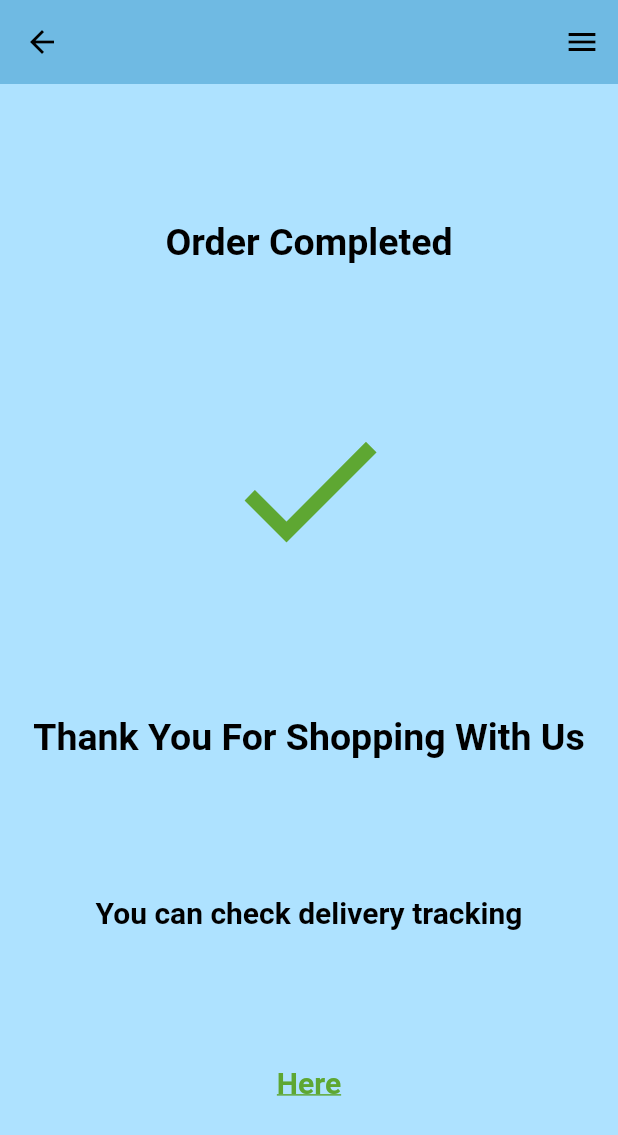
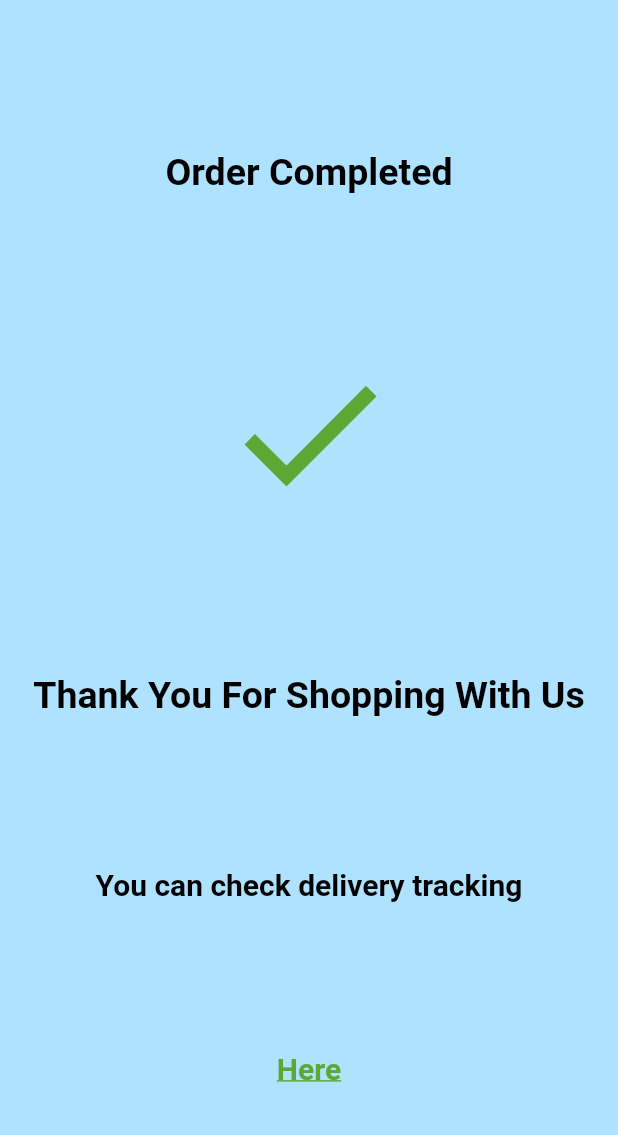
Before and after one commit to alisa-uthi/flutter-getya, a Flutter app: the SucessScreen screen opened directly, on a phone screen of 412 x 824 dp. Shown: the top 1135 px of the screen. Run offline on Flutter 3.47's test engine with Material 2 defaults, Android fonts, the phone set to English and light mode, and no system bars; our stand-ins replace flutter_datetime_picker, google_fonts.

```diff
--- a/lib/models/order.dart
+++ b/lib/models/order.dart
@@ -35,6 +35,8 @@ class Order {
   }
 
   static void submitOrder() {
+    tempProductsInOrder.clear();
+    currentOrder = Order();
     print("submit order and store in database");
   }
 }
--- a/lib/screens/confirmOrder/components/cost_section.dart
+++ b/lib/screens/confirmOrder/components/cost_section.dart
@@ -1,6 +1,7 @@
+import 'package:flutter/gestures.dart';
 import 'package:flutter/material.dart';
+import 'package:getya/constants.dart';
 import 'package:getya/models/order.dart';
-import 'package:getya/widgets/thick_divider.dart';
 import 'package:getya/widgets/title_with_price.dart';
 
 class CostSection extends StatelessWidget {
@@ -12,7 +13,7 @@ class CostSection extends StatelessWidget {
         TitleWithPrice(title: "Delivery Fee", price: 30),
         SizedBox(height: 10),
         TitleWithPrice(title: "Total Cost", price: currentOrder.totalPrice),
-        ThickDivider(),
+        SizedBox(height: kDefaultPadding),
       ],
     );
   }
--- a/lib/screens/confirmOrder/confirm_order_screen.dart
+++ b/lib/screens/confirmOrder/confirm_order_screen.dart
@@ -32,12 +32,10 @@ class ConfirmOrderScreen extends StatelessWidget {
             SectionTitle(title: "Order Summary"),
             OrderSummary(),
             ThickDivider(),
-            SizedBox(height: 10),
             DestinationSection(),
             ThickDivider(),
             SizedBox(height: 10),
             CostSection(),
-            Spacer(),
             CustomBtn(
               text: "Confirm",
               textColor: Colors.white,
--- a/lib/screens/destinationAddress/components/total_cost_section.dart
+++ b/lib/screens/destinationAddress/components/total_cost_section.dart
@@ -1,7 +1,6 @@
 import 'package:flutter/material.dart';
 import 'package:getya/models/order.dart';
 import 'package:getya/screens/confirmOrder/confirm_order_screen.dart';
-import 'package:getya/widgets/custom_btn.dart';
 import 'package:getya/widgets/custom_small_btn.dart';
 
 import '../../../constants.dart';
--- a/lib/screens/destinationAddress/destination_screen.dart
+++ b/lib/screens/destinationAddress/destination_screen.dart
@@ -1,6 +1,5 @@
 import 'package:flutter/material.dart';
 import 'package:getya/screens/destinationAddress/components/destination_map.dart';
-import 'package:getya/widgets/custom_drawer.dart';
 
 import '../../constants.dart';
 import 'components/delivery_address_form.dart';
--- a/lib/screens/reportIssue/components/report_form.dart
+++ b/lib/screens/reportIssue/components/report_form.dart
@@ -82,8 +82,6 @@ class _ReportFormState extends State<ReportForm> {
   }
 
   Column buildDetailField(BuildContext context) {
-    final node = FocusScope.of(context);
-
     return Column(
       crossAxisAlignment: CrossAxisAlignment.start,
       children: [
@@ -100,7 +98,6 @@ class _ReportFormState extends State<ReportForm> {
           minLines: 5,
           maxLines: 7,
           onChanged: (value) => setState(() => _detail = value),
-          onEditingComplete: () => node.unfocus(),
         ),
       ],
     );
--- a/lib/screens/signup/components/gender_radio.dart
+++ b/lib/screens/signup/components/gender_radio.dart
@@ -3,7 +3,7 @@ import 'package:flutter/material.dart';
 enum GenderOption { female, male, other }
 
 class GenderRadio extends StatefulWidget {
-  Function callBack;
+  final Function callBack;
   GenderRadio({this.callBack});
 
   @override
--- a/lib/widgets/account_form_fields.dart
+++ b/lib/widgets/account_form_fields.dart
@@ -37,8 +37,6 @@ class AccountFields {
 
   static Column buildPasswordField(
       BuildContext context, Function onChange, bool needConfirm) {
-    final node = FocusScope.of(context);
-
     return Column(
       crossAxisAlignment: CrossAxisAlignment.start,
       children: [
--- a/lib/widgets/success_screen.dart
+++ b/lib/widgets/success_screen.dart
@@ -22,8 +22,6 @@ class SucessScreen extends StatelessWidget {
   @override
   Widget build(BuildContext context) {
     return Scaffold(
-      endDrawer: CustomDrawer(),
-      appBar: buildAppBar(context),
       body: Container(
         width: double.infinity,
         child: Column(
@@ -73,16 +71,4 @@ class SucessScreen extends StatelessWidget {
       ),
     );
   }
-
-  AppBar buildAppBar(BuildContext context) {
-    return titleAppBar != null
-        ? AppBar(
-            automaticallyImplyLeading: false,
-            title: Text(
-              titleAppBar,
-              style: Theme.of(context).textTheme.bodyText1,
-            ),
-          )
-        : AppBar();
-  }
 }
```
Also changed, not shown: lib/main.dart (+0 -10 lines), lib/screens/confirmOrder/components/order_summary.dart (+11 -8 lines), lib/screens/shoppingCart/components/list_item.dart (+19 -11 lines), lib/screens/shoppingCart/shopping_cart_screen.dart (+25 -22 lines).
